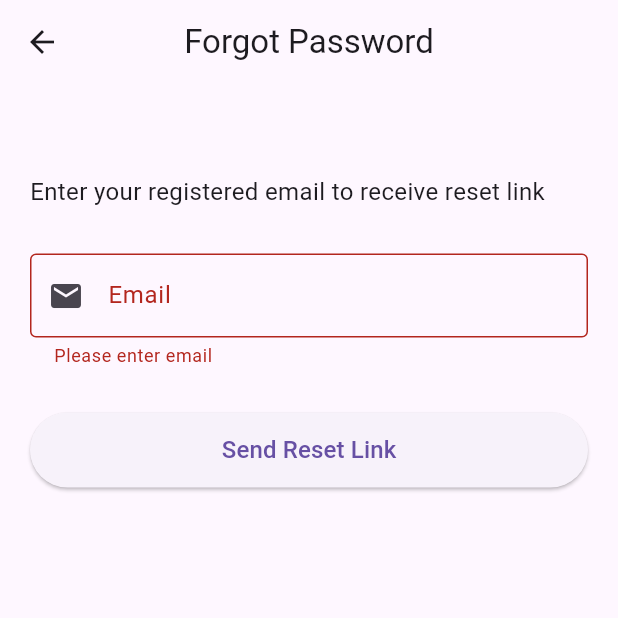
After one commit to vickyrana2401/loginpage, a Flutter app: the ForgotPasswordScreen screen opened by its route, after a tap on "Send Reset Link", on a phone screen of 412 x 824 dp, the top half of it. The commit adds this screen. Run offline on Flutter 3.47's test engine with Material 3 defaults, Android fonts, the phone set to English and light mode, and no system bars; our stand-ins replace firebase_auth, firebase_core, firebase_database, firebase_messaging, fluttertoast; accounts and stored records are empty.

Commit message:
forgot page

```diff
--- /dev/null
+++ b/lib/Pages/forgotpage.dart
@@ -0,0 +1,101 @@
+import 'package:flutter/material.dart';
+
+class ForgotPasswordScreen extends StatefulWidget {
+  const ForgotPasswordScreen({Key? key}) : super(key: key);
+
+  @override
+  State<ForgotPasswordScreen> createState() => _ForgotPasswordScreenState();
+}
+
+class _ForgotPasswordScreenState extends State<ForgotPasswordScreen> {
+  final _formKey = GlobalKey<FormState>();
+  final TextEditingController _emailController = TextEditingController();
+  bool _isLoading = false;
+
+  void _resetPassword() async {
+    if (_formKey.currentState!.validate()) {
+      setState(() {
+        _isLoading = true;
+      });
+
+      await Future.delayed(const Duration(seconds: 2)); // fake API call
+
+      setState(() {
+        _isLoading = false;
+      });
+
+      ScaffoldMessenger.of(context).showSnackBar(
+        const SnackBar(
+          content: Text("Password reset link sent to your email"),
+        ),
+      );
+    }
+  }
+
+  @override
+  void dispose() {
+    _emailController.dispose();
+    super.dispose();
+  }
+
+  @override
+  Widget build(BuildContext context) {
+    return Scaffold(
+      appBar: AppBar(
+        title: const Text("Forgot Password"),
+        centerTitle: true,
+      ),
+      body: Padding(
+        padding: const EdgeInsets.all(20),
+        child: Form(
+          key: _formKey,
+          child: Column(
+            crossAxisAlignment: CrossAxisAlignment.start,
+            children: [
+              const SizedBox(height: 40),
+              const Text(
+                "Enter your registered email to receive reset link",
+                style: TextStyle(fontSize: 16),
+              ),
+              const SizedBox(height: 30),
+              TextFormField(
+                controller: _emailController,
+                keyboardType: TextInputType.emailAddress,
+                decoration: const InputDecoration(
+                  labelText: "Email",
+                  border: OutlineInputBorder(),
+                  prefixIcon: Icon(Icons.email),
+                ),
+                validator: (value) {
+                  if (value == null || value.isEmpty) {
+                    return "Please enter email";
+                  }
+                  if (!RegExp(r'\S+@\S+\.\S+').hasMatch(value)) {
+                    return "Enter valid email";
+                  }
+                  return null;
+                },
+              ),
+              const SizedBox(height: 30),
+              SizedBox(
+                width: double.infinity,
+                height: 50,
+                child: ElevatedButton(
+                  onPressed: _isLoading ? null : _resetPassword,
+                  child: _isLoading
+                      ? const CircularProgressIndicator(
+                    color: Colors.white,
+                  )
+                      : const Text(
+                    "Send Reset Link",
+                    style: TextStyle(fontSize: 16),
+                  ),
+                ),
+              ),
+            ],
+          ),
+        ),
+      ),
+    );
+  }
+}
--- a/lib/main.dart
+++ b/lib/main.dart
@@ -1,5 +1,6 @@
 import 'package:firebase_core/firebase_core.dart';
 import 'package:flutter/material.dart';
+import 'package:loginproduction/Pages/forgotpage.dart';
 import 'package:loginproduction/Pages/login-successful.dart';
 import 'package:loginproduction/Pages/register.dart';
 import 'package:loginproduction/Pages/login-screen.dart';
@@ -30,6 +31,7 @@ class MyApp extends StatelessWidget {
         '/': (context) => LoginScreen(),
         '/register': (context) => RegisterPage(),
         '/logins':(context) => LoginSuccessful(),
+        '/forgot':(context) => ForgotPasswordScreen()
       },
     );
   }
```
Also changed, not shown: pubspec.lock.
